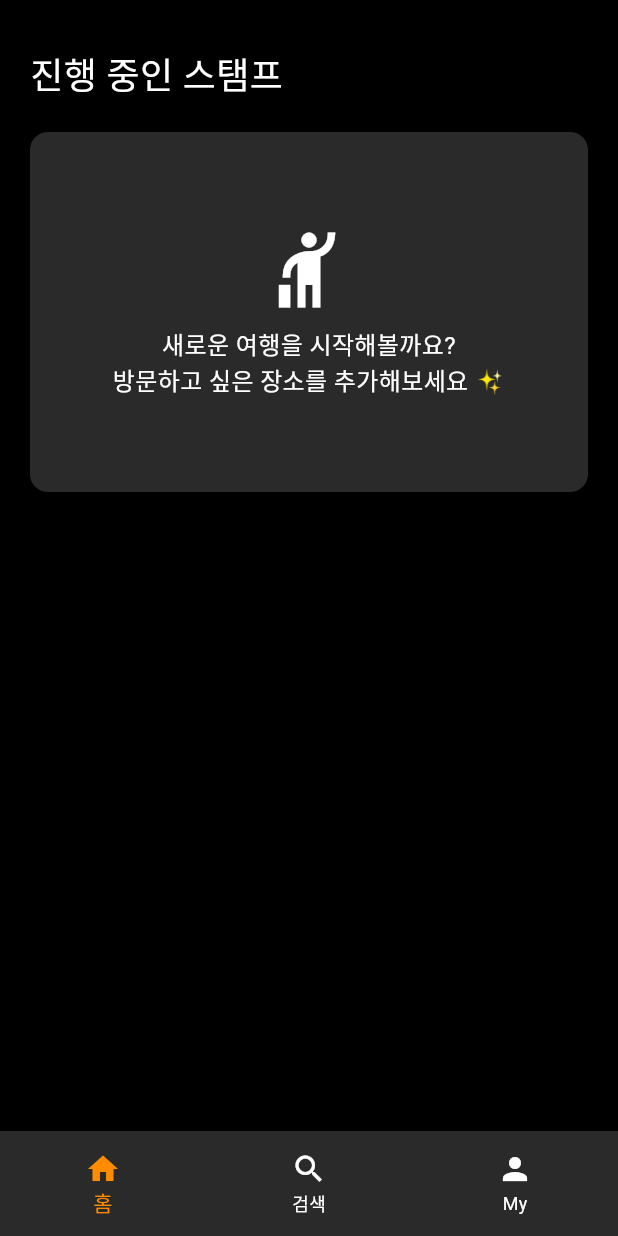
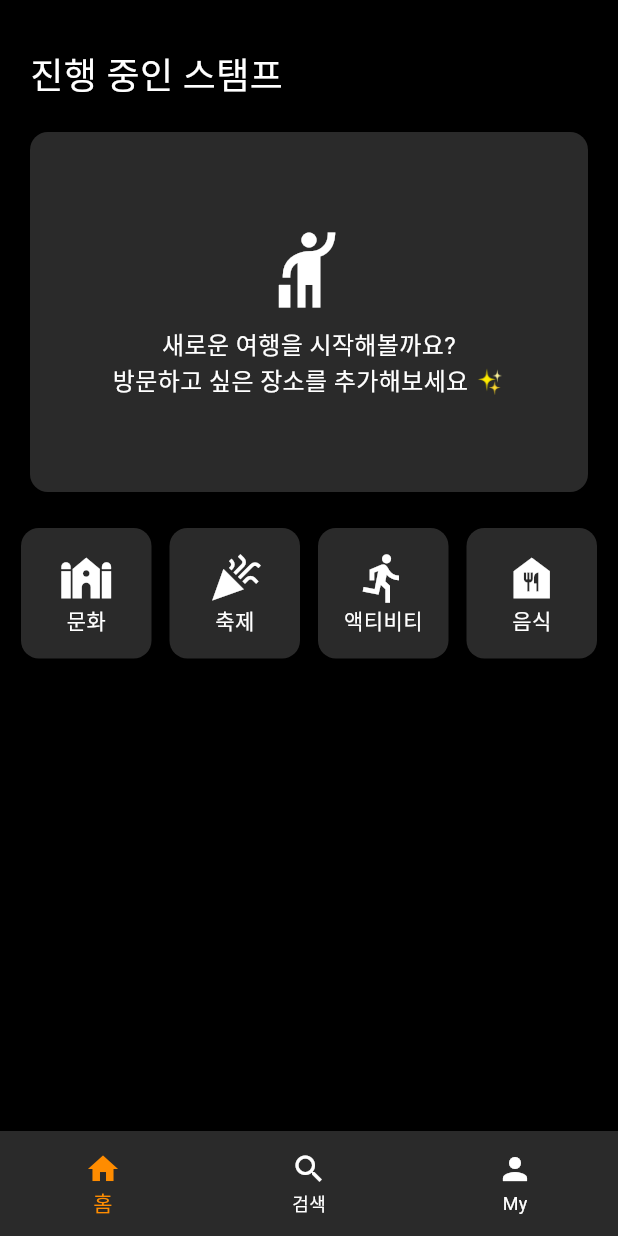
Before and after one commit to idstudent/stamp_way_flutter, a Flutter app: the screen it shows after launch, on a phone screen of 412 x 824 dp. Run offline on Flutter 3.47's test engine with Material 3 defaults, Android fonts, the phone set to English and light mode, and no system bars; our stand-ins replace cloud_firestore, firebase_auth, firebase_core, flutter_riverpod, freezed_annotation, go_router and 1 more; accounts and stored records are empty; Roboto replaces fonts that are missing (noto_extra_bold, noto_regular, noto_semi_bold).

Commit message:
홈 - 카테고리 위젯 작업

```diff
--- a/lib/font_styles/app_text_style.dart
+++ b/lib/font_styles/app_text_style.dart
@@ -14,7 +14,7 @@ class AppTextStyle {
       fontSize: 16, color: AppColors.white, fontFamily: 'noto_regular'
   );
 
-  static const TextStyle fontSize14White = TextStyle(
-      fontSize: 14, color: AppColors.white
+  static const TextStyle fontSize14WhiteSemiBold = TextStyle(
+      fontSize: 14, color: AppColors.white, fontFamily: 'noto_semi_bold'
   );
 }
--- a/lib/pages/home_page.dart
+++ b/lib/pages/home_page.dart
@@ -5,6 +5,7 @@ import 'package:stamp_way_flutter/colors/app_colors.dart';
 import 'package:stamp_way_flutter/font_styles/app_text_style.dart';
 import 'package:stamp_way_flutter/model/saved_location.dart';
 import 'package:stamp_way_flutter/provider/saved_location_provider.dart';
+import 'package:stamp_way_flutter/widgets/category_widget.dart';
 
 class HomePage extends ConsumerStatefulWidget {
   const HomePage({super.key});
@@ -43,6 +44,58 @@ class _HomePageState extends ConsumerState<HomePage> {
               height: 240,
               margin: EdgeInsets.symmetric(horizontal: 20),
               child: _getStampSection(unVisitedLocations)
+            ),
+            SizedBox(height: 24.0,),
+            Padding(
+              padding: const EdgeInsets.symmetric(horizontal: 14),
+              child: Row(
+                mainAxisAlignment: MainAxisAlignment.spaceBetween,
+                children: [
+                  Expanded(
+                    child: AspectRatio(
+                      aspectRatio: 1.0, // 1:1 비율
+                      child: CategoryWidget(
+                        title: '문화',
+                        icon: Icons.synagogue,
+                        categoryId: 14,
+                      ),
+                    )
+                  ),
+                  SizedBox(width: 12,),
+                  Expanded(
+                      child: AspectRatio(
+                        aspectRatio: 1.0,
+                        child: CategoryWidget(
+                          title: '축제',
+                          icon: Icons.celebration,
+                          categoryId: 15,
+                        ),
+                      )
+                  ),
+                  SizedBox(width: 12,),
+                  Expanded(
+                      child: AspectRatio(
+                        aspectRatio: 1.0,
+                        child: CategoryWidget(
+                          title: '액티비티',
+                          icon: Icons.directions_run,
+                          categoryId: 28,
+                        ),
+                      )
+                  ),
+                  SizedBox(width: 12,),
+                  Expanded(
+                      child: AspectRatio(
+                        aspectRatio: 1.0,
+                        child: CategoryWidget(
+                          title: '음식',
+                          icon: Icons.food_bank,
+                          categoryId: 39,
+                        ),
+                      )
+                  ),
+                ],
+              ),
             )
           ],
         ),
--- /dev/null
+++ b/lib/widgets/category_widget.dart
@@ -0,0 +1,38 @@
+import 'package:flutter/material.dart';
+import 'package:stamp_way_flutter/colors/app_colors.dart';
+import 'package:stamp_way_flutter/font_styles/app_text_style.dart';
+
+class CategoryWidget extends StatelessWidget {
+  final String title;
+  final IconData icon;
+  final int categoryId;
+
+  const CategoryWidget({
+    super.key,
+    required this.title,
+    required this.icon,
+    required this.categoryId
+  });
+
+  @override
+  Widget build(BuildContext context) {
+    return GestureDetector(
+      onTap: (){},
+      child: Container(
+        decoration: BoxDecoration(
+          color: AppColors.color2a2a2a,
+          borderRadius: BorderRadius.circular(12),
+        ),
+        child: Center(
+          child: Column(
+            mainAxisAlignment: MainAxisAlignment.center,
+            children: [
+              Icon(icon, size: 36, color: AppColors.white,),
+              Text(title, style: AppTextStyle.fontSize14WhiteSemiBold,)
+            ],
+          ),
+        ),
+      ),
+    );
+  }
+}
```
